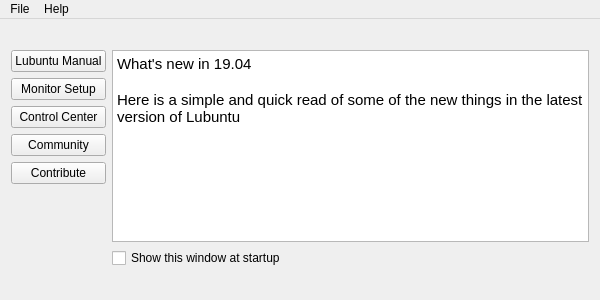
This is mainwindow.ui in lubuntu-team/welcome as Qt 5 draws it before an edit. The edited form follows.
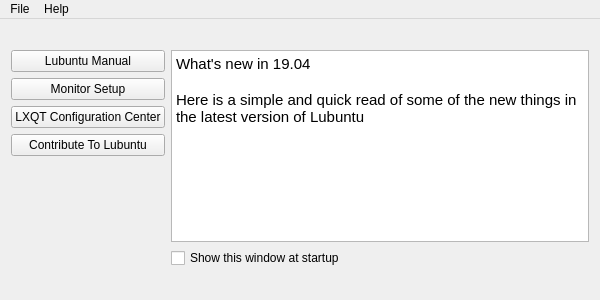
This is the edited form.

Commit message:
Samuel Banya: adding latest Lubuntu Welcome Center changes
Summary: Adding latest Lubuntu Welcome Center additions, and clarified buttons with tool tips.

Test Plan: Welcome Center will be built by other team members to test it works.

Reviewers: tsimonq2

```diff
--- a/mainwindow.ui
+++ b/mainwindow.ui
@@ -32,23 +32,19 @@
        </widget>
       </item>
       <item>
-       <widget class="QPushButton" name="buttonControlCenter">
-        <property name="text">
-         <string>Control Center</string>
+       <widget class="QPushButton" name="buttonLXQTConfigurationCenter">
+        <property name="toolTip">
+         <string>&lt;html&gt;&lt;head/&gt;&lt;body&gt;&lt;p&gt;Open up LXQT Configuration Center to change LXQt settings&lt;/p&gt;&lt;/body&gt;&lt;/html&gt;</string>
         </property>
-       </widget>
-      </item>
-      <item>
-       <widget class="QPushButton" name="buttonCommunity">
         <property name="text">
-         <string>Community</string>
+         <string>LXQT Configuration Center</string>
         </property>
        </widget>
       </item>
       <item>
        <widget class="QPushButton" name="buttonContribute">
         <property name="text">
-         <string>Contribute</string>
+         <string>Contribute To Lubuntu</string>
         </property>
        </widget>
       </item>
```
Left out of the diff: 11 changed lines with no effect on the pictures. The commit also changes 5 other files.
